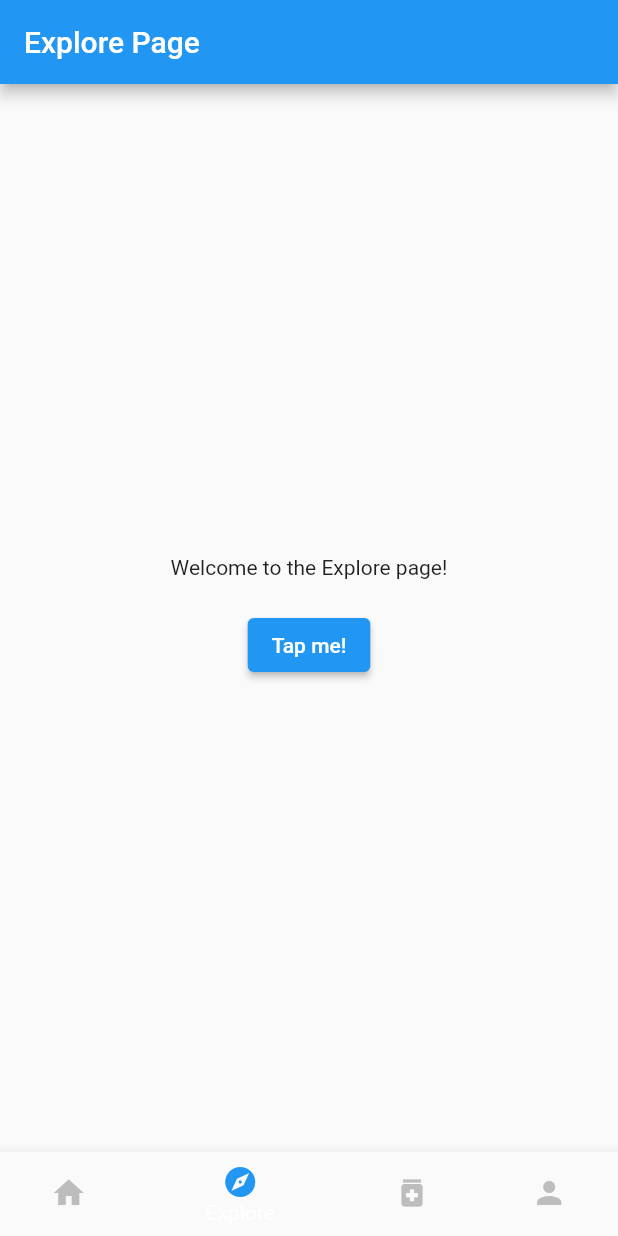
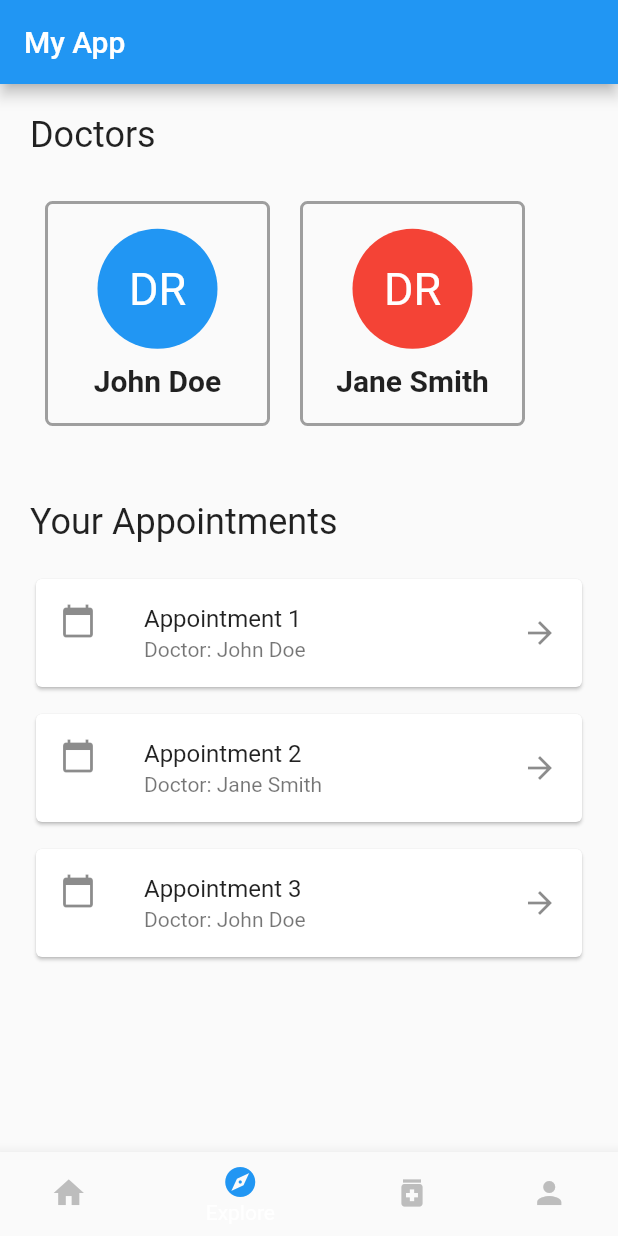
Before and after one commit to navaneethkulal8/hacktofuturehealthcare, a Flutter app: the screen it shows after launch, item 2 of the bottom bar chosen, on a phone screen of 412 x 824 dp. Run offline on Flutter 3.47's test engine with Material 2 defaults, Android fonts, the light colour scheme and no system bars.

Commit message:
appointment page

```diff
--- a/lib/main.dart
+++ b/lib/main.dart
@@ -178,31 +178,145 @@ class ExplorePage extends StatefulWidget {
 }
 
 class _ExplorePageState extends State<ExplorePage> {
-  String _message = 'Welcome to the Explore page!';
-
-  void _changeMessage() {
-    setState(() {
-      _message = 'You tapped the button!';
-    });
-  }
-
   @override
   Widget build(BuildContext context) {
-    return Scaffold(
+    return MaterialApp(
+      title: 'Flutter Demo',
+      theme: ThemeData(
+        primarySwatch: Colors.blue,
+      ),
+      home: Scaffold(
         appBar: AppBar(
-        title: Text('Explore Page'),
+          title: Text('My App'),
         ),
-      body: Center(
+        body: SingleChildScrollView(
+          padding: EdgeInsets.all(20),
+          child: Column(
+            crossAxisAlignment: CrossAxisAlignment.start,
+            children: [
+              Text(
+                'Doctors',
+                textAlign: TextAlign.start,
+                style: TextStyle(fontSize: 24),
+              ),
+              SizedBox(height: 20),
+              Row(
+                children: [
+                  Padding(
+                    padding: EdgeInsets.symmetric(horizontal: 10, vertical: 10),
+                    child: Container(
+                      width: 150,
+                      height: 150,
+                      decoration: BoxDecoration(
+                        borderRadius: BorderRadius.circular(5),
+                        border: Border.all(
+                          color: Colors.grey,
+                          width: 2,
+                        ),
+                      ),
                       child: Column(
                         mainAxisAlignment: MainAxisAlignment.center,
-          children: <Widget>[
-            Text(_message),
-            SizedBox(height: 20),
-            ElevatedButton(
-              onPressed: _changeMessage,
-              child: Text('Tap me!'),
+                        children: [
+                          CircleAvatar(
+                            backgroundColor: Colors.blue,
+                            radius: 40,
+                            child: Text(
+                              'DR',
+                              style: TextStyle(
+                                fontSize: 30,
+                                color: Colors.white,
+                              ),
+                            ),
+                          ),
+                          SizedBox(height: 10),
+                          Text(
+                            'John Doe',
+                            style: TextStyle(
+                              fontSize: 20,
+                              fontWeight: FontWeight.bold,
+                            ),
                           ),
                         ],
+                      ),
+                    ),
+                  ),
+                  Padding(
+                    padding: EdgeInsets.symmetric(horizontal: 10, vertical: 10),
+                    child: Container(
+                      width: 150,
+                      height: 150,
+                      decoration: BoxDecoration(
+                        borderRadius: BorderRadius.circular(5),
+                        border: Border.all(
+                          color: Colors.grey,
+                          width: 2,
+                        ),
+                      ),
+                      child: Column(
+                        mainAxisAlignment: MainAxisAlignment.center,
+                        children: [
+                          CircleAvatar(
+                            backgroundColor: Colors.red,
+                            radius: 40,
+                            child: Text(
+                              'DR',
+                              style: TextStyle(
+                                fontSize: 30,
+                                color: Colors.white,
+                              ),
+                            ),
+                          ),
+                          SizedBox(height: 10),
+                          Text(
+                            'Jane Smith',
+                            style: TextStyle(
+                              fontSize: 20,
+                              fontWeight: FontWeight.bold,
+                            ),
+                          ),
+                        ],
+                      ),
+                    ),
+                  ),
+                ],
+              ),
+              SizedBox(height: 40),
+              Text(
+                'Your Appointments',
+                style: TextStyle(fontSize: 24),
+              ),
+              SizedBox(height: 20),
+              Card(
+                child: ListTile(
+                  leading: Icon(Icons.calendar_today),
+                  title: Text('Appointment 1'),
+                  subtitle: Text('Doctor: John Doe'),
+                  trailing: Icon(Icons.arrow_forward),
+                  onTap: () {},
+                ),
+              ),
+              SizedBox(height: 10),
+              Card(
+                child: ListTile(
+                  leading: Icon(Icons.calendar_today),
+                  title: Text('Appointment 2'),
+                  subtitle: Text('Doctor: Jane Smith'),
+                  trailing: Icon(Icons.arrow_forward),
+                  onTap: () {},
+                ),
+              ),
+              SizedBox(height: 10),
+              Card(
+                child: ListTile(
+                  leading: Icon(Icons.calendar_today),
+                  title: Text('Appointment 3'),
+                  subtitle: Text('Doctor: John Doe'),
+                  trailing: Icon(Icons.arrow_forward),
+                  onTap: () {},
+                ),
+              ),
+            ],
+          ),
         ),
       ),
     );
@@ -248,12 +362,14 @@ class _NotificationsPageState extends State<NotificationsPage> {
                 ),
               ),
               SizedBox(height: 10),
-              ElevatedButton.icon(
+              Center(
+                child: ElevatedButton.icon(
                   onPressed: () {},
                   label: Text('OK'),
                   icon: Icon(Icons.check),
                   style: ElevatedButton.styleFrom(
                     primary: Colors.green,
+                  ),
                 ),
               ),
               SizedBox(height: 20),
```
Lines whose indentation alone changed are shown as unchanged.
